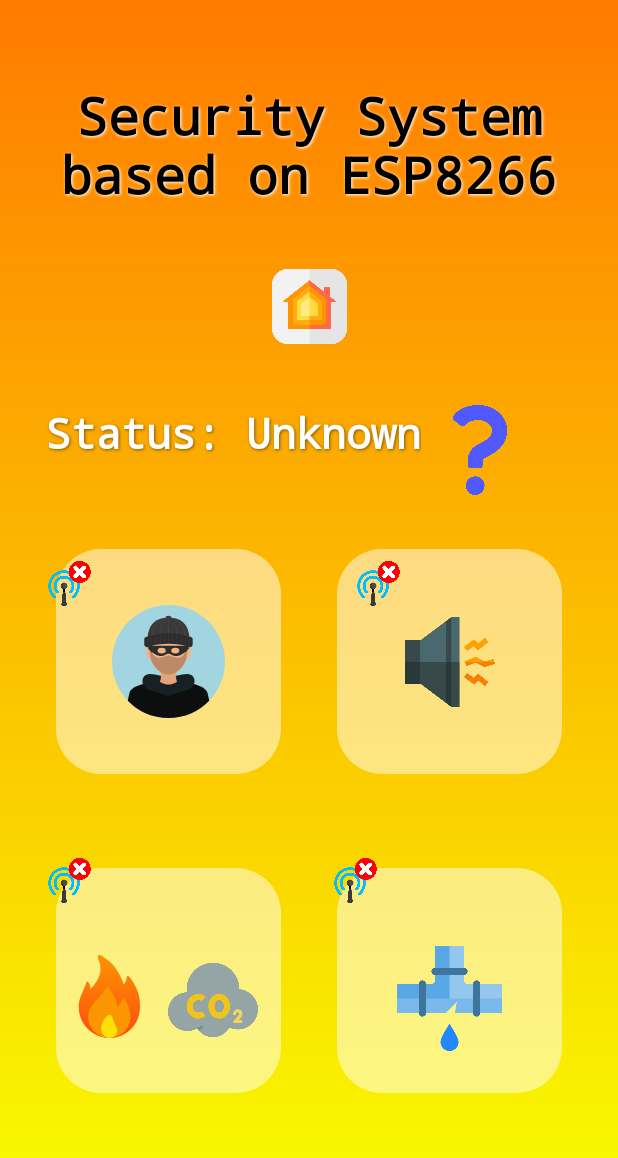
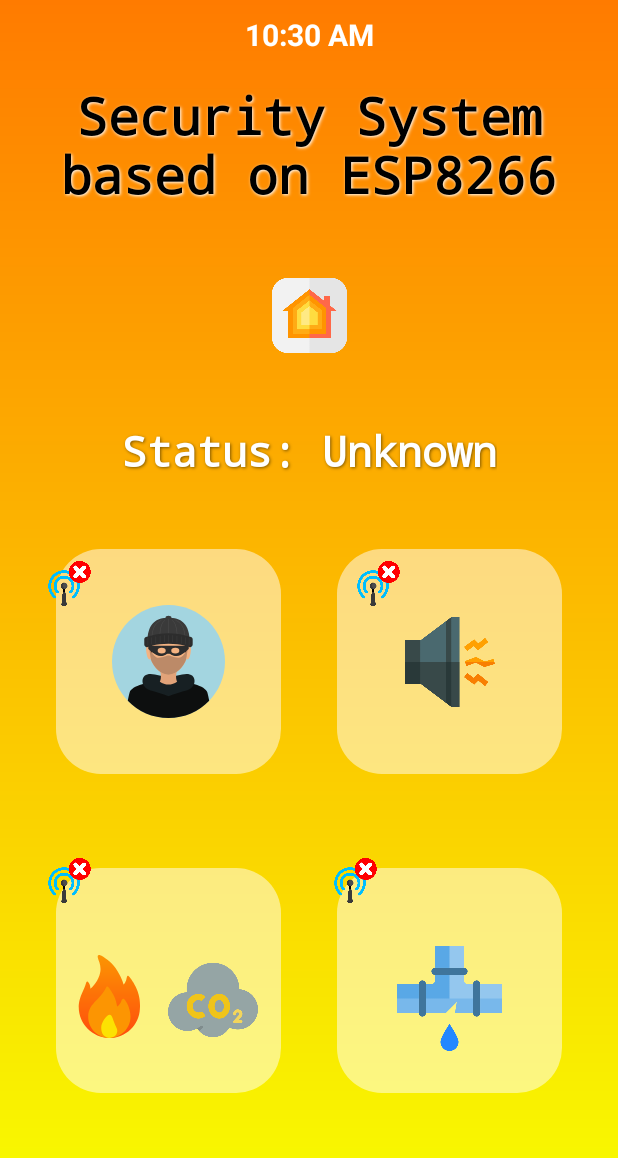
Before and after one commit to piotrrosinski77/Security-System-ESP8266, an Android app: the screen it shows after launch (MainActivity), on a phone screen of 412 x 824 dp. Shown: the top 1158 px of the screen. Run offline under Robolectric (Android 15) with nearby library versions, the phone set to English and light mode, and no system bars.

Commit message:
clock added

```diff
--- a/Security_System_App/app/src/main/java/com/example/securitysystemapp/MainActivity.java
+++ b/Security_System_App/app/src/main/java/com/example/securitysystemapp/MainActivity.java
@@ -8,9 +8,6 @@ import android.os.Bundle;
 import android.view.WindowManager;
 import android.widget.Toast;
 
-import java.util.Calendar;
-import java.util.Date;
-
 public class MainActivity extends AppCompatActivity {
 
     @Override
@@ -19,7 +16,8 @@ public class MainActivity extends AppCompatActivity {
         setContentView(R.layout.activity_main);
 
         getWindow().setFlags(WindowManager.LayoutParams.FLAG_FULLSCREEN,
-                WindowManager.LayoutParams.FLAG_FULLSCREEN); //Fullscreen mode (without toolbar on the top)
+                WindowManager.LayoutParams.FLAG_FULLSCREEN); //Fullscreen mode (without status bar)
+
 
         if (isOnline()) {
             Toast.makeText(MainActivity.this.getApplicationContext(),
--- a/Security_System_App/app/src/main/res/layout/activity_main.xml
+++ b/Security_System_App/app/src/main/res/layout/activity_main.xml
@@ -139,10 +139,10 @@
         android:textStyle="bold"
         app:layout_constraintBottom_toTopOf="@+id/textView5"
         app:layout_constraintEnd_toEndOf="parent"
-        app:layout_constraintHorizontal_bias="0.19"
+        app:layout_constraintHorizontal_bias="0.5"
         app:layout_constraintStart_toStartOf="parent"
-        app:layout_constraintTop_toBottomOf="@+id/textView3"
-        app:layout_constraintVertical_bias="0.689" />
+        app:layout_constraintTop_toBottomOf="@+id/imageView"
+        app:layout_constraintVertical_bias="0.5" />
 
     <ImageView
         android:id="@+id/imageView"
@@ -216,32 +216,21 @@
         app:layout_constraintVertical_bias="0.644"
         app:srcCompat="@drawable/cloud" />
 
-    <ImageView
-        android:id="@+id/imageView7"
-        android:layout_width="60dp"
-        android:layout_height="60dp"
-        android:layout_marginStart="9dp"
-        android:layout_marginTop="88dp"
-        android:layout_marginBottom="36dp"
-        android:contentDescription="@string/question"
-        app:layout_constraintBottom_toTopOf="@+id/textView5"
-        app:layout_constraintEnd_toEndOf="parent"
-        app:layout_constraintHorizontal_bias="0.0"
-        app:layout_constraintStart_toEndOf="@+id/textView10"
-        app:layout_constraintTop_toBottomOf="@+id/textView3"
-        app:layout_constraintVertical_bias="1.0"
-        app:srcCompat="@drawable/question" />
-
-    <TextView
-        android:id="@+id/editTextTime"
-        android:layout_width="80dp"
+    <TextClock
+        android:id="@+id/textClock"
+        android:layout_width="0dp"
         android:layout_height="30dp"
+        android:layout_marginBottom="6dp"
+        android:textAlignment="center"
+        android:textColor="@color/white"
+        android:textSize="20sp"
+        android:textStyle="bold"
         app:layout_constraintBottom_toTopOf="@+id/textView3"
         app:layout_constraintEnd_toEndOf="parent"
+        app:layout_constraintHorizontal_bias="0.5"
         app:layout_constraintStart_toStartOf="parent"
         app:layout_constraintTop_toTopOf="parent"
-        app:layout_constraintVertical_bias="1.0"
-        tools:ignore="LabelFor" />
+        app:layout_constraintVertical_bias="0.5" />
 
 
 </androidx.constraintlayout.widget.ConstraintLayout>
```
